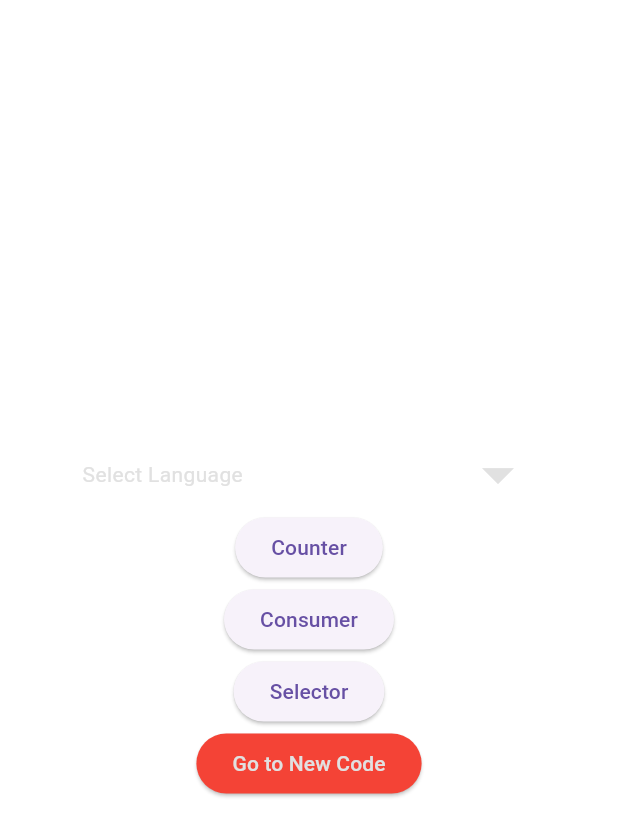
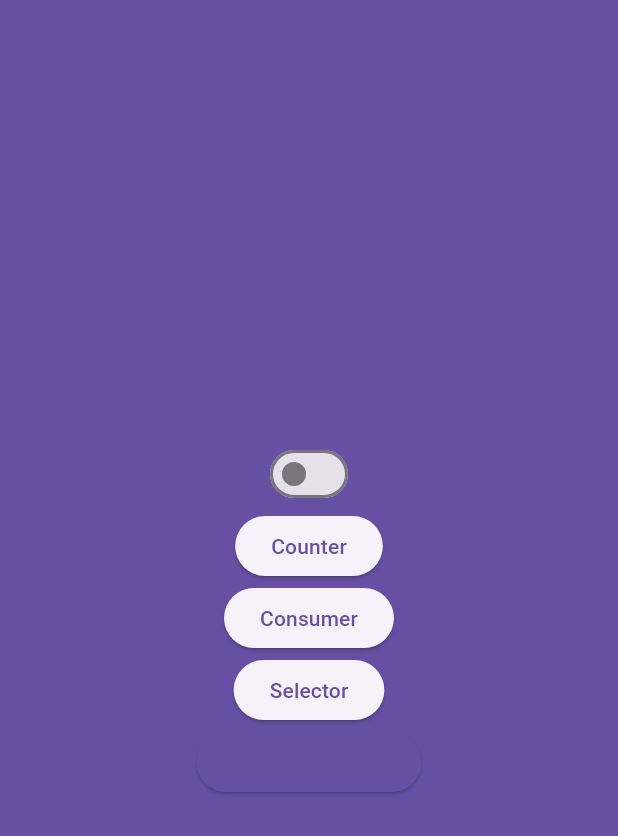
Before and after one commit to syedwaleednawaz000/flutter_code_structure, a Flutter app: the screen it shows after launch, on a phone screen of 412 x 824 dp. Shown: the top 836 px of the screen. Run offline on Flutter 3.47's test engine with Material 3 defaults, Android fonts, the light colour scheme and no system bars; our stand-ins replace dio, flutter_screenutil, go_router, shared_preferences; generated files the repository leaves out were written again.

```diff
--- a/lib/Domain/localization_provider.dart
+++ b/lib/Domain/localization_provider.dart
@@ -1,46 +1,83 @@
+import 'package:flutter/foundation.dart';
 import 'package:flutter/widgets.dart';
 import 'package:shared_preferences/shared_preferences.dart';
-
 import '../l10n/support_languages.dart';
 
 class LocaleProvider with ChangeNotifier {
+  // Key for storing selected language in shared preferences
+  String selectLanguage = "selectLanguage";
 
+  // Current selected language
+  String currentLanguage = "";
+
+  // Internal representation of the selected locale
   Locale? _locale;
+  Locale? get locale => _locale;
 
+  // Constructor that loads the saved locale during initialization
   LocaleProvider() {
     loadLocale();
   }
 
-  Locale? get locale => _locale;
-
+  // Set the current locale and persist it to shared preferences
   void setLocale(Locale locale) {
-    ///we don't accept other locales(languages without defined in all )
+    // Ensure the provided locale is in the list of supported languages
     if (!SupportLanguages.languages.contains(locale)) return;
 
+    // Set the internal locale
     _locale = locale;
+
+    // Persist the language setting
     _setLanguage(locale);
+
+    // Notify listeners of the change
     notifyListeners();
   }
 
+  // Clear the current locale
   void clearLocale() {
+    // Clear the internal locale
     _locale = null;
+
+    // Notify listeners of the change
     notifyListeners();
   }
 
+  // Load the saved locale from shared preferences
   Future<void> loadLocale() async {
+    // Retrieve the saved language from shared preferences
     String savedLanguage = await _getLanguage();
+
+    // Initialize the internal locale with the retrieved language
     _locale = Locale(savedLanguage);
+
+    // Print the saved language to the console in debug mode
+    if (kDebugMode) {
+      print("this is locale $savedLanguage");
+    }
+
+    // Notify listeners of the change
     notifyListeners();
   }
-  static const selectLanguage = "selectLanguage";
 
+  // Persist the selected language to shared preferences
   void _setLanguage(Locale locale) async {
     SharedPreferences prefs = await SharedPreferences.getInstance();
     prefs.setString(selectLanguage, locale.languageCode);
   }
 
+  // Retrieve the saved language from shared preferences
   Future<String> _getLanguage() async {
     SharedPreferences prefs = await SharedPreferences.getInstance();
+
+    // Update currentLanguage field with the retrieved language (if available)
+    if (prefs.getString(selectLanguage) != null) {
+      currentLanguage = prefs.getString(selectLanguage)!;
+    } else {
+      currentLanguage = "English"; // Set a default language if none is saved
+    }
+
+    // Return the saved language or a default value
     return prefs.getString(selectLanguage) ?? " ";
   }
 }
--- a/lib/Domain/theme_provider.dart
+++ b/lib/Domain/theme_provider.dart
@@ -2,42 +2,22 @@ import 'package:flutter/material.dart';
 import 'package:shared_preferences/shared_preferences.dart';
 import 'package:simple_flutter_project/Presentation/Theme/app_style.dart';
 
+// Provider class for managing the theme
+class ThemeProvider with ChangeNotifier {
+  // Dark theme configuration
+  final darkTheme = ThemeData(
+    // Theme properties for dark mode
+  );
 
-class ThemeProvider with ChangeNotifier {
-  final darkTheme = ThemeData(
-      primaryColor: const Color(0xffE1E1E1),
-      cardColor: const Color(0xff000000),
+  // Light theme configuration
+  final lightTheme = ThemeData(
+    // Theme properties for light mode
+  );
 
-      scaffoldBackgroundColor: const Color(0xffffffff),
-      // buttonColor: const Color(0xff434242),
-      textTheme: const TextTheme(bodyText1: TextStyle(color: Color(0xffffffff))),
-      shadowColor: Colors.black,
-      highlightColor: Colors.white,
-      // Icons BG Color
-      dialogBackgroundColor: const Color(0xffD9D9D9),
-
-      indicatorColor: const Color(0xffD9D9D9),
-      dividerColor: Colors.white,
-      hintColor: Colors.white,);
-
-  final lightTheme = ThemeData(
-    // fontFamily: AppConstant.LightFont,
-      primaryColor: const Color(0xff161A26),
-      cardColor: const Color(0xffF2F2F2),
-      scaffoldBackgroundColor: const Color(0xff353535),
-      // buttonColor: Color(0xff434242),
-      textTheme: const TextTheme(bodyText1: TextStyle(color: Color(0x0fffffff))),
-      shadowColor: Colors.white,
-      canvasColor: Colors.white,
-      // Icons BG Color
-      dialogBackgroundColor: const Color(0x54888888),
-      hintColor: Colors.white,
-      // accentColor: const Color(0xff283349),
-      indicatorColor: const Color(0xff283349),
-      dividerColor: Colors.white,);
   ThemeData? _themeData;
   ThemeData? getTheme() => _themeData;
-  //Todo my code
+
+  // Initialize the theme based on the saved preference during class instantiation
   ThemeProvider() {
     getStoreValue().then((themeBoolValue) {
       var themeMode = themeBoolValue ?? true; // Change the default to true (dark theme)
@@ -52,8 +32,9 @@ class ThemeProvider with ChangeNotifier {
 
   bool? _setTheme;
 
-  // bool? gettTheme() => _setTheme;
+  bool? gettTheme() => _setTheme;
 
+  // Retrieve the saved theme preference from SharedPreferences
   Future<bool?> getStoreValue() async {
     final prefs = await SharedPreferences.getInstance();
     var themeBoolValue = prefs.getBool("themeValue");
@@ -66,24 +47,27 @@ class ThemeProvider with ChangeNotifier {
     notifyListeners();
     return themeBoolValue;
   }
+
+  // Set the selected theme and persist the preference to SharedPreferences
   void setTheme({required bool themeValue}) async {
     _setTheme = themeValue;
     AppStyle.themValue = themeValue;
-    notifyListeners();
     if (themeValue == false) {
       _themeData = lightTheme;
       StorageManager.saveData('themeMode', themeValue);
+      notifyListeners();
     } else {
       _themeData = darkTheme;
       StorageManager.saveData('themeMode', themeValue);
+      notifyListeners();
     }
+    // notifyListeners();
   }
-
 }
 
-
+// Class for managing storage using SharedPreferences
 class StorageManager {
-  static void saveData(String key,value) async {
+  static void saveData(String key, value) async {
     final prefs = await SharedPreferences.getInstance();
     if (value is int) {
       prefs.setInt(key, value);
@@ -92,6 +76,7 @@ class StorageManager {
     } else if (value is bool) {
       prefs.setBool(key, value);
     } else {
+      // Handle other data types if needed
     }
   }
 
--- a/lib/Presentation/Screens/Main/View/selectview.dart
+++ b/lib/Presentation/Screens/Main/View/selectview.dart
@@ -1,5 +1,7 @@
 import 'package:flutter/material.dart';
 import 'package:go_router/go_router.dart';
+import 'package:provider/provider.dart';
+import 'package:simple_flutter_project/Domain/theme_provider.dart';
 import 'package:simple_flutter_project/Presentation/Screens/Home/View/homeview.dart';
 import 'package:simple_flutter_project/Presentation/Screens/HomeNew/View/home_data_get_from_api_consumer.dart';
 import 'package:simple_flutter_project/Presentation/Screens/Main/components/language_drop_down.dart';
@@ -16,28 +18,51 @@ class CounterScreen extends StatefulWidget {
 }
 
 class _CounterScreenState extends State<CounterScreen> {
+  bool isDarkMode = false;
   @override
   Widget build(BuildContext context) {
     return Scaffold(
+      backgroundColor: Theme.of(context).primaryColor,
       body: Center(
         child: Column(
           mainAxisAlignment: MainAxisAlignment.center,
           children: [
+            Consumer<ThemeProvider>(builder: (context, themeProvider, child) {
+              return             Switch(
+                value: themeProvider.gettTheme() ?? false,
+                onChanged: (value) {
+                  setState(() {
+                    isDarkMode = value;
+                  });
+                  themeProvider.setTheme(themeValue: value);
+                  // if(isDarkMode == true){
+                  //   themeProvider.darkTheme;
+                  //   // ThemeProvider
+                  // }else{
+                  //   themeProvider.lightTheme;
+                  // }
+                  // Change theme based on the switch value
+                  // Theme.of(context).brightness == Brightness.light
+                  // ? Theme.of(context).brightness = Brightness.dark
+                  // : Theme.of(context).brightness = Brightness.light;
+                },
+              );
+            },),
             /// this is abid drop down for language localization
-            Row(
-              mainAxisAlignment: MainAxisAlignment.spaceAround,
-              children: [
-                Text(
-                  'Select Language',
-                  style: TextStyle(color: Theme.of(context).primaryColor),
-                ),
-                const LanguageDropDown(),
-              ],
-            ),
+            // Row(
+            //   mainAxisAlignment: MainAxisAlignment.spaceAround,
+            //   children: [
+            //     Text(
+            //       'Select Language',
+            //       style: TextStyle(color: Theme.of(context).primaryColor),
+            //     ),
+            //     const LanguageDropDown(),
+            //   ],
+            // ),
             ElevatedButton(
               onPressed: () => Navigator.push(
                 context,
-                MaterialPageRoute(builder: (_) => HomeScreen()),
+                MaterialPageRoute(builder: (_) => const HomeScreen()),
               ),
               child: const Text('Counter'),
             ),
@@ -57,11 +82,10 @@ class _CounterScreenState extends State<CounterScreen> {
             ),
             ElevatedButton(
               style: ElevatedButton.styleFrom(
-                backgroundColor: Colors.red,
+                backgroundColor: Theme.of(context).primaryColor,
               ),
               onPressed: () {
-                context
-                    .pushNamed(AppRouterConstants.navigationDrawerMainScreen);
+                context.pushNamed(AppRouterConstants.navigationDrawerMainScreen);
               },
               child: Text(
                 'Go to New Code',
--- a/lib/Presentation/Screens/Main/components/language_drop_down.dart
+++ b/lib/Presentation/Screens/Main/components/language_drop_down.dart
@@ -1,7 +1,5 @@
 import 'package:flutter/material.dart';
 import 'package:provider/provider.dart';
-
-import 'package:simple_flutter_project/config/app_constant.dart';
 import '../../../../Domain/localization_provider.dart';
 import '../../../../l10n/support_languages.dart';
 
@@ -19,38 +17,42 @@ class _LanguageDropDownState extends State<LanguageDropDown> {
 
 
     return DropdownButtonHideUnderline(
-      child: Consumer<LocaleProvider>(builder:  (context, localeProvider, child) {
-        return DropdownButton(
+      child: Consumer<LocaleProvider>(
+        builder: (context, localeProvider, child) {
+          final uniqueLanguages = Set.from(SupportLanguages.languages);
+          return DropdownButton<Locale>(
             value: localeProvider.locale,
             icon: Icon(
               Icons.arrow_drop_down_sharp,
               size: 50,
-            color:  Theme.of(context).primaryColor,
+              color: Theme.of(context).primaryColor,
               weight: 100,
             ),
-          items: SupportLanguages.languages.map(
+            items: uniqueLanguages.map(
                   (newValue) {
-              return DropdownMenuItem(
+                return DropdownMenuItem<Locale>(
                   value: newValue,
                   onTap: () {
-                  // final provider = Provider.of<LocaleProvider>(context, listen: false);
-                  // localeProvider.setLocale(e);
                     Provider.of<LocaleProvider>(context, listen: false).setLocale(newValue);
                   },
                   child: Center(
                     child: Text(
                       newValue.toString(),
-                    style: TextStyle(fontSize: 32, color:  Theme.of(context).primaryColor),
+                      style: TextStyle(fontSize: 32, color: Theme.of(context).primaryColor),
                     ),
                   ),
                 );
               },
             ).toList(),
-          onChanged: (locale) {
+            onChanged: (Locale? locale) { // Ensure the type is Locale
               Provider.of<LocaleProvider>(context, listen: false).setLocale(locale!);
             },
+            style: Theme.of(context).textTheme.bodyText1,
+            dropdownColor: Theme.of(context).canvasColor,
           );
-      },),
+        },
+      )
+      ,
     );
   }
 }
```
Also changed, not shown: lib/Utils/localization_prefs.dart (deleted, +0 -16 lines). Lines whose indentation alone changed are shown as unchanged.
